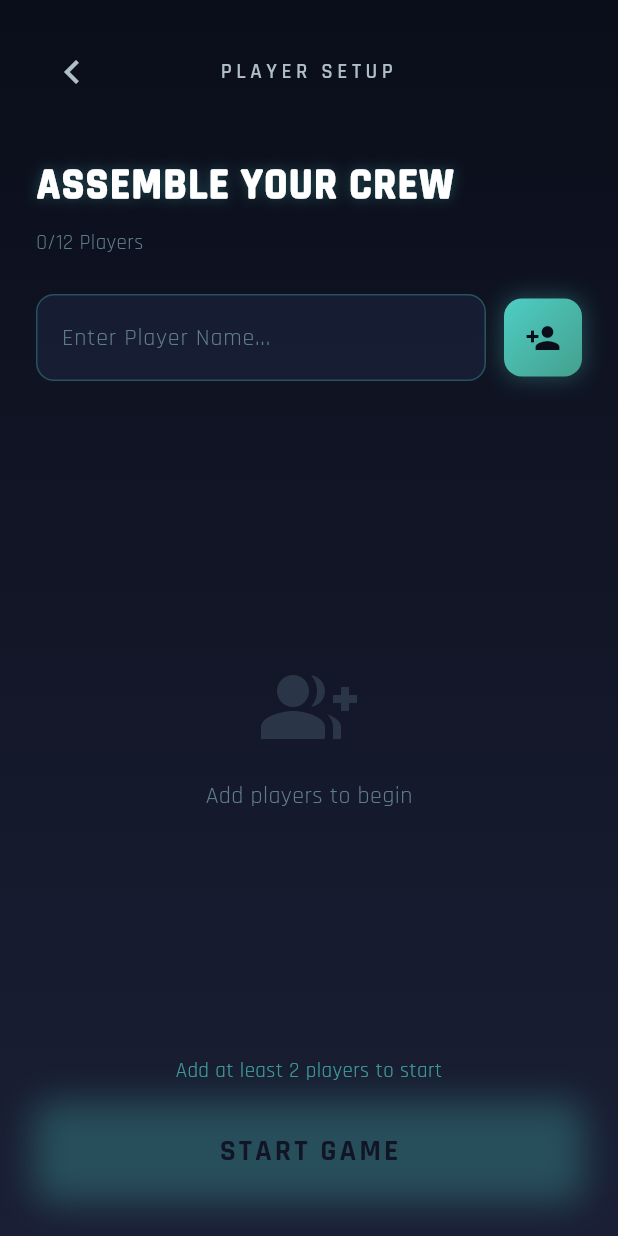
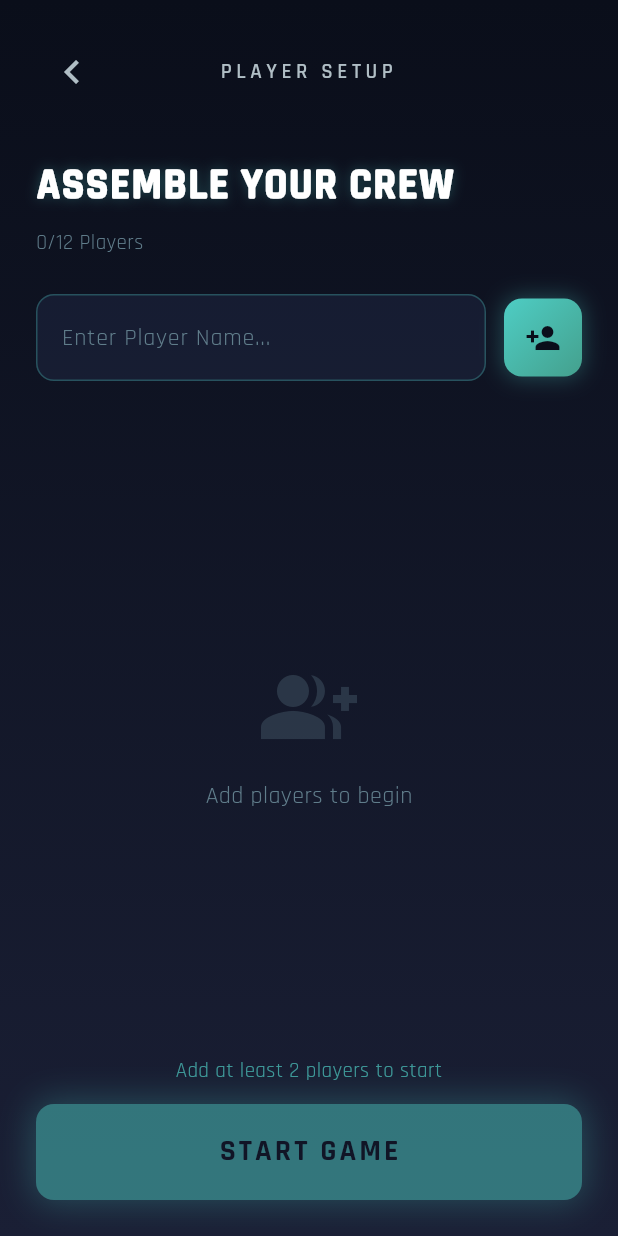
Before and after one commit to iwantdrugsxd/truth-and-dare, a Flutter app: the screen it shows after launch, after a tap on "TRUTH OR DARE", on a phone screen of 412 x 824 dp. Run offline on Flutter 3.47's test engine with Material 3 defaults, Android fonts, the phone set to English and light mode, and no system bars; drawn by our look-alikes of flutter_animate; our stand-ins replace google_fonts.

Commit message:
Fix button tap issue: restructure GlowingButton for proper tap handling and improve navigation

```diff
--- a/lib/widgets/glowing_button.dart
+++ b/lib/widgets/glowing_button.dart
@@ -56,11 +56,17 @@ class _GlowingButtonState extends State<GlowingButton>
     return AnimatedBuilder(
       animation: _glowAnimation,
       builder: (context, child) {
-        return Container(
+        return Material(
+          color: Colors.transparent,
+          child: InkWell(
+            onTap: widget.onPressed,
+            borderRadius: BorderRadius.circular(AppTheme.borderRadiusMedium),
+            child: Container(
               width: widget.width ?? double.infinity,
               height: 64,
               decoration: BoxDecoration(
                 gradient: widget.gradient != null ? effectiveGradient : null,
+                color: widget.gradient == null ? (widget.isCyan ? AppTheme.cyan : AppTheme.magenta) : null,
                 borderRadius: BorderRadius.circular(AppTheme.borderRadiusMedium),
                 boxShadow: [
                   BoxShadow(
@@ -70,14 +76,6 @@ class _GlowingButtonState extends State<GlowingButton>
                   ),
                 ],
               ),
-          child: Material(
-            color: Colors.transparent,
-            child: InkWell(
-              onTap: widget.onPressed,
-              borderRadius: BorderRadius.circular(AppTheme.borderRadiusMedium),
-              child: Container(
-                width: double.infinity,
-                height: 64,
               padding: const EdgeInsets.symmetric(horizontal: 24),
               alignment: Alignment.center,
               child: widget.isOutlined
@@ -109,7 +107,6 @@ class _GlowingButtonState extends State<GlowingButton>
                     ),
             ),
           ),
-          ),
         );
       },
     );
```
Also changed, not shown: lib/screens/undercover/undercover_setup_screen.dart (+13 -2 lines), 3 other files. Lines whose indentation alone changed are shown as unchanged.
